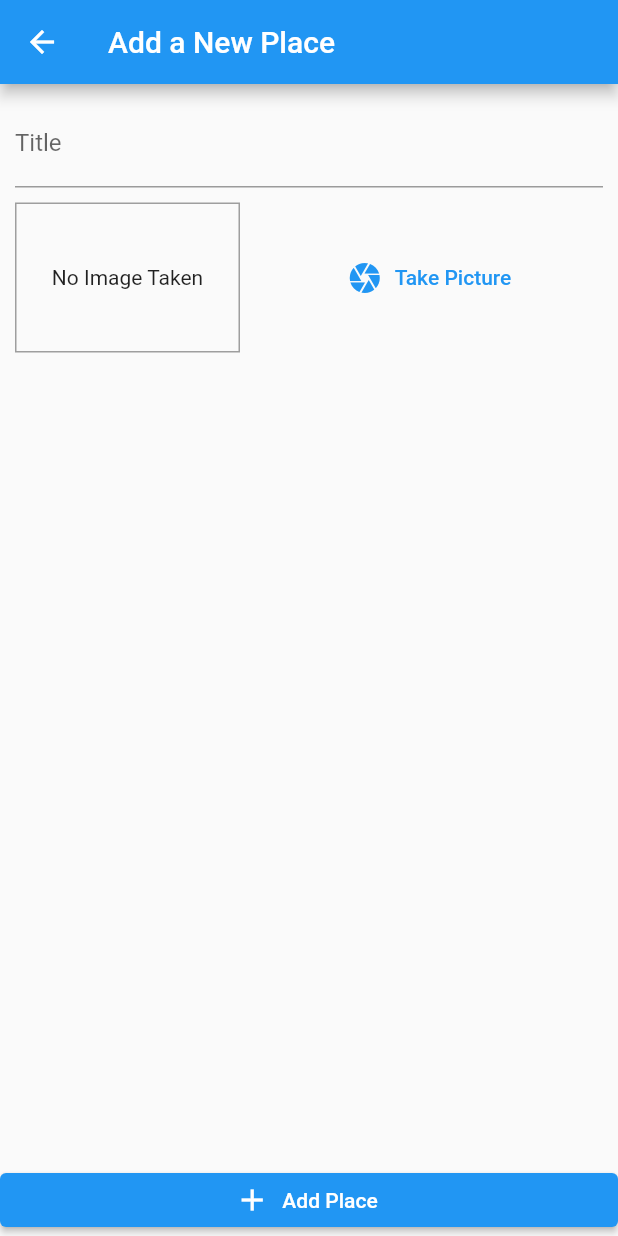
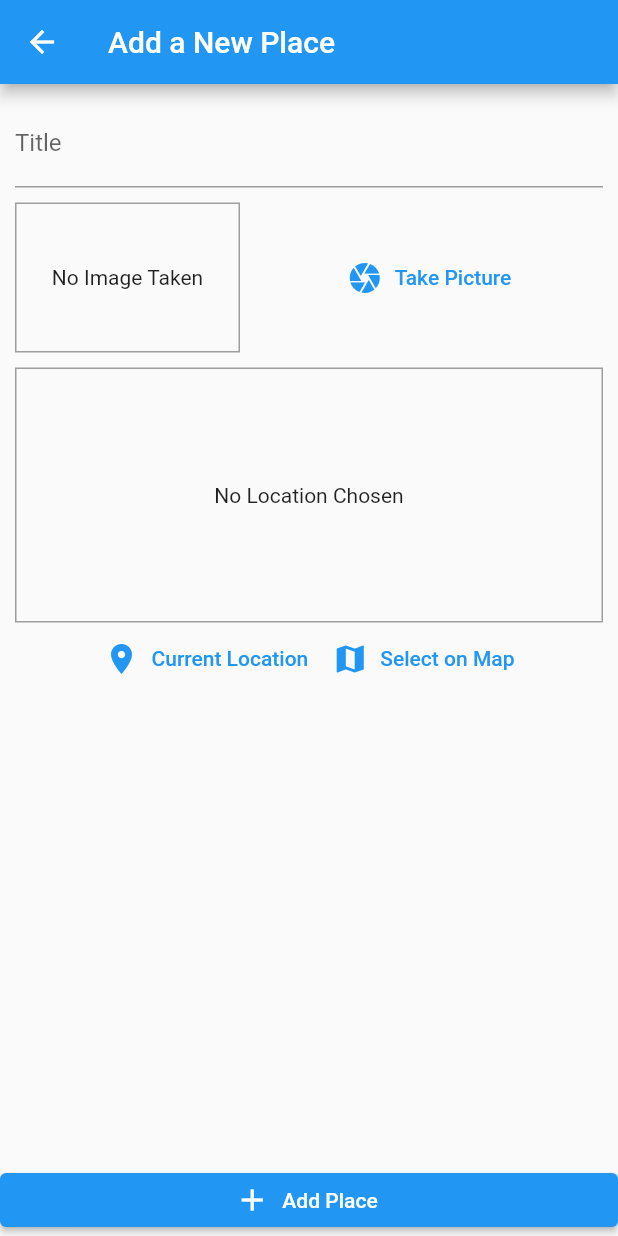
Before and after one commit to mtanaya09/Great-Places-App, a Flutter app: the AddPlaceScreen screen opened by its route, on a phone screen of 412 x 824 dp. Run offline on Flutter 3.47's test engine with Material 2 defaults, Android fonts, the phone set to English and light mode, and no system bars; our stand-ins replace image_picker, sqflite; accounts and stored records are empty.

Commit message:
Added location input and location package

```diff
--- a/lib/screens/add_place_screen.dart
+++ b/lib/screens/add_place_screen.dart
@@ -3,6 +3,7 @@
 import 'package:provider/provider.dart';
 
 import '../widgets/image_input.dart';
+import '../widgets/location_input.dart';
 import '../providers/great_places.dart';
 
 class AddPlaceScreen extends StatefulWidget {
@@ -52,6 +53,8 @@
                     ),
                     const SizedBox(height: 10),
                     ImageInput(_selectImage),
+                    const SizedBox(height: 10),
+                    LocationInput(),
                   ],
                 ),
               ),
--- /dev/null
+++ b/lib/widgets/location_input.dart
@@ -0,0 +1,54 @@
+import 'package:flutter/material.dart';
+
+class LocationInput extends StatefulWidget {
+  @override
+  State<LocationInput> createState() => _LocationInputState();
+}
+
+class _LocationInputState extends State<LocationInput> {
+  String _previewImageUrl;
+
+  @override
+  Widget build(BuildContext context) {
+    return Column(
+      children: [
+        Container(
+          height: 170,
+          width: double.infinity,
+          alignment: Alignment.center,
+          decoration:
+              BoxDecoration(border: Border.all(width: 1, color: Colors.grey)),
+          child: _previewImageUrl == null
+              ? const Text(
+                  'No Location Chosen',
+                  textAlign: TextAlign.center,
+                )
+              : Image.network(
+                  _previewImageUrl,
+                  fit: BoxFit.cover,
+                  width: double.infinity,
+                ),
+        ),
+        Row(
+          mainAxisAlignment: MainAxisAlignment.center,
+          children: [
+            TextButton.icon(
+              icon: const Icon(Icons.location_on),
+              label: const Text('Current Location'),
+              style: TextButton.styleFrom(
+                  foregroundColor: Theme.of(context).colorScheme.primary),
+              onPressed: () {},
+            ),
+            TextButton.icon(
+              icon: const Icon(Icons.map),
+              label: const Text('Select on Map'),
+              style: TextButton.styleFrom(
+                  foregroundColor: Theme.of(context).colorScheme.primary),
+              onPressed: () {},
+            ),
+          ],
+        ),
+      ],
+    );
+  }
+}
--- a/pubspec.yaml
+++ b/pubspec.yaml
@@ -36,6 +36,7 @@
   path_provider: ^2.0.12
   path: ^1.7.0
   sqflite: ^1.3.1+2
+  location: ^2.3.5
 
 
   # The following adds the Cupertino Icons font to your application.
```
Also changed, not shown: pubspec.lock, 5 other files.
